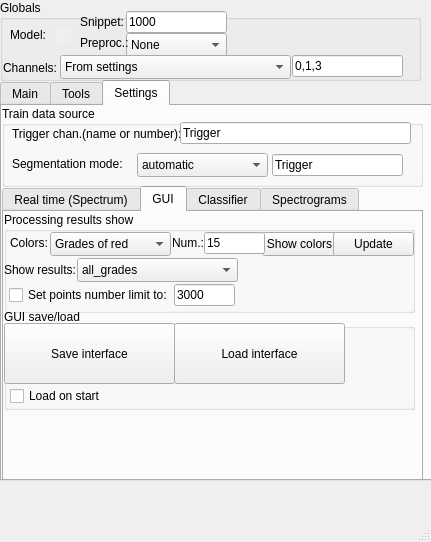
sergey32355/ANDRITZ, file Andritz_GUI/Andritz_GUI/gui_files/empa_gui.ui: the form before one commit.
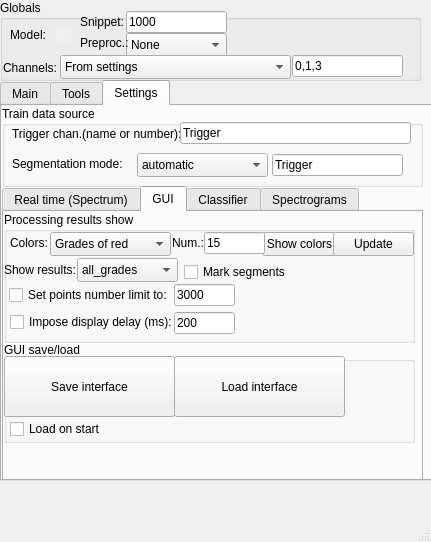
The form after the commit. The open tabs and pages were chosen to show the change.

Diff of the .ui file:
```diff
--- a/Andritz_GUI/Andritz_GUI/gui_files/empa_gui.ui
+++ b/Andritz_GUI/Andritz_GUI/gui_files/empa_gui.ui
@@ -1451,7 +1451,7 @@
           <x>0</x>
           <y>0</y>
           <width>411</width>
-          <height>101</height>
+          <height>131</height>
          </rect>
         </property>
         <property name="title">
@@ -1585,7 +1585,7 @@
           <rect>
            <x>73</x>
            <y>46</y>
-           <width>161</width>
+           <width>101</width>
            <height>24</height>
           </rect>
          </property>
@@ -1635,12 +1635,51 @@
           <string>3000</string>
          </property>
         </widget>
+        <widget class="QCheckBox" name="GUI_mark_segments_checkbox">
+         <property name="geometry">
+          <rect>
+           <x>180</x>
+           <y>50</y>
+           <width>121</width>
+           <height>20</height>
+          </rect>
+         </property>
+         <property name="text">
+          <string>Mark segments</string>
+         </property>
+        </widget>
+        <widget class="QCheckBox" name="GUI_impose_delay_checkbox_2">
+         <property name="geometry">
+          <rect>
+           <x>6</x>
+           <y>100</y>
+           <width>171</width>
+           <height>20</height>
+          </rect>
+         </property>
+         <property name="text">
+          <string>Impose display delay (ms):</string>
+         </property>
+        </widget>
+        <widget class="QLineEdit" name="GUI_impose_measurements_delay_value_textbox_2">
+         <property name="geometry">
+          <rect>
+           <x>170</x>
+           <y>100</y>
+           <width>61</width>
+           <height>22</height>
+          </rect>
+         </property>
+         <property name="text">
+          <string>200</string>
+         </property>
+        </widget>
        </widget>
        <widget class="QGroupBox" name="groupBox_13">
         <property name="geometry">
          <rect>
           <x>0</x>
-          <y>97</y>
+          <y>130</y>
           <width>411</width>
           <height>101</height>
          </rect>
```
Left out of the diff: 28 changed lines with no effect on the pictures.
